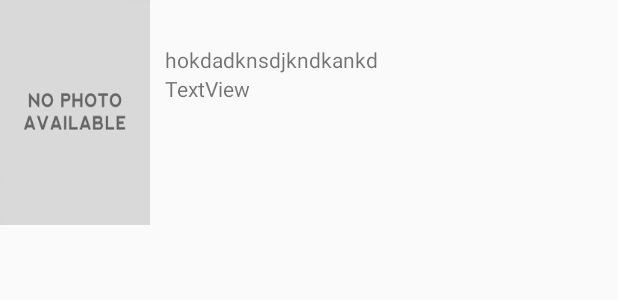
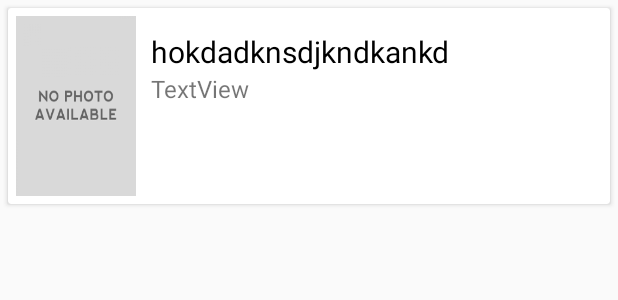
Before and after one commit to Dannyang27/Kino, an Android app: the layout viewholder_cast.xml on its own in the app's theme, with its tools: preview values and no code run, on a phone screen of 412 x 824 dp. Shown: the top 300 px of the screen. Run offline under Robolectric (Android 15) with nearby library versions, the phone set to English and light mode, and no system bars.

Commit message:
MovieDEtailCAST cardView added

```diff
--- a/app/src/main/res/layout/viewholder_cast.xml
+++ b/app/src/main/res/layout/viewholder_cast.xml
@@ -7,10 +7,21 @@
     android:orientation="horizontal">
 
 
+    <android.support.v7.widget.CardView
+        android:layout_width="match_parent"
+        android:layout_height="match_parent"
+        android:layout_margin="5dp">
+
+        <LinearLayout
+            android:layout_width="match_parent"
+            android:layout_height="match_parent"
+            android:orientation="horizontal"
+            android:padding="5dp">
+
             <ImageView
                 android:id="@+id/cast_portrait"
-        android:layout_width="100dp"
-        android:layout_height="150dp"
+                android:layout_width="80dp"
+                android:layout_height="120dp"
                 android:scaleType="fitXY"
                 app:srcCompat="@drawable/nophoto" />
 
@@ -18,7 +29,7 @@
                 android:layout_width="wrap_content"
                 android:layout_height="wrap_content"
                 android:layout_weight="3"
-        android:paddingTop="30dp"
+                android:paddingTop="10dp"
                 android:paddingLeft="10dp"
                 android:paddingRight="10dp"
                 android:orientation="vertical">
@@ -27,12 +38,19 @@
                     android:id="@+id/movie_cast_name"
                     android:layout_width="match_parent"
                     android:layout_height="wrap_content"
-            android:text="hokdadknsdjkndkankd" />
+                    android:text="hokdadknsdjkndkankd"
+                    android:textSize="@dimen/font_size_large"
+                    android:textColor="@color/black"/>
 
                 <TextView
                     android:id="@+id/movie_cast_character"
                     android:layout_width="match_parent"
                     android:layout_height="wrap_content"
-            android:text="TextView" />
+                    android:text="TextView"
+                    android:textSize="@dimen/font_size_medium"/>
             </LinearLayout>
+
         </LinearLayout>
+    </android.support.v7.widget.CardView>
+
+</LinearLayout>
```
Lines whose indentation alone changed are shown as unchanged.
